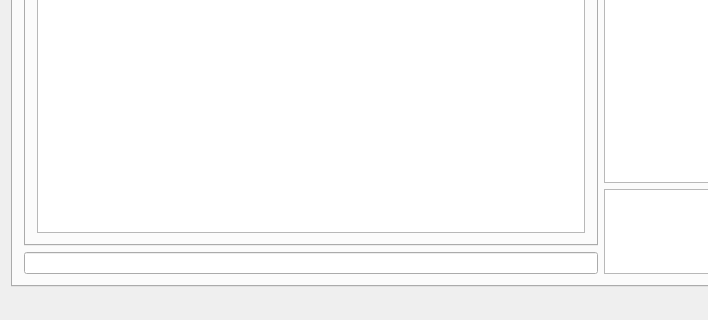
Above: SquareDesk-DEV/test123/mainwindow.ui from mpogue2/SquareDesk before the change; both pictures show x 0 to 708 and y 191 to 511 of the 918 by 511 pixel window. Below: the same form after it.
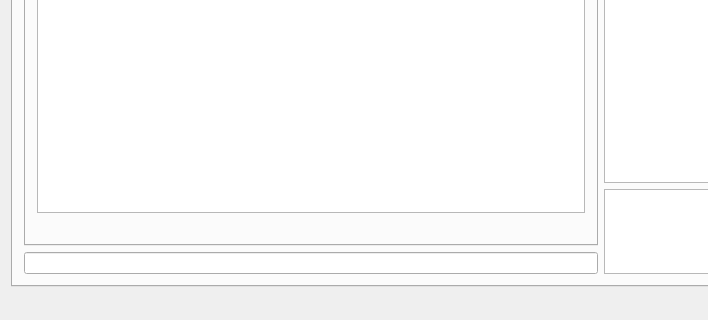
That is the form after the change. Icons and pictures are not drawn. Custom widgets are drawn as their Qt base class.

Commit message: Adding a resolve label to the SD call sequence list

Diff of the .ui file:
```diff
--- a/SquareDesk-DEV/test123/mainwindow.ui
+++ b/SquareDesk-DEV/test123/mainwindow.ui
@@ -1506,6 +1506,13 @@
                 </property>
                </widget>
               </item>
+              <item>
+               <widget class="QLabel" name="label_SD_Resolve">
+                <property name="text">
+                 <string/>
+                </property>
+               </widget>
+              </item>
              </layout>
             </widget>
             <widget class="QWidget" name="tabWidget_2Page2">
```
The commit also changes 2 other files.
